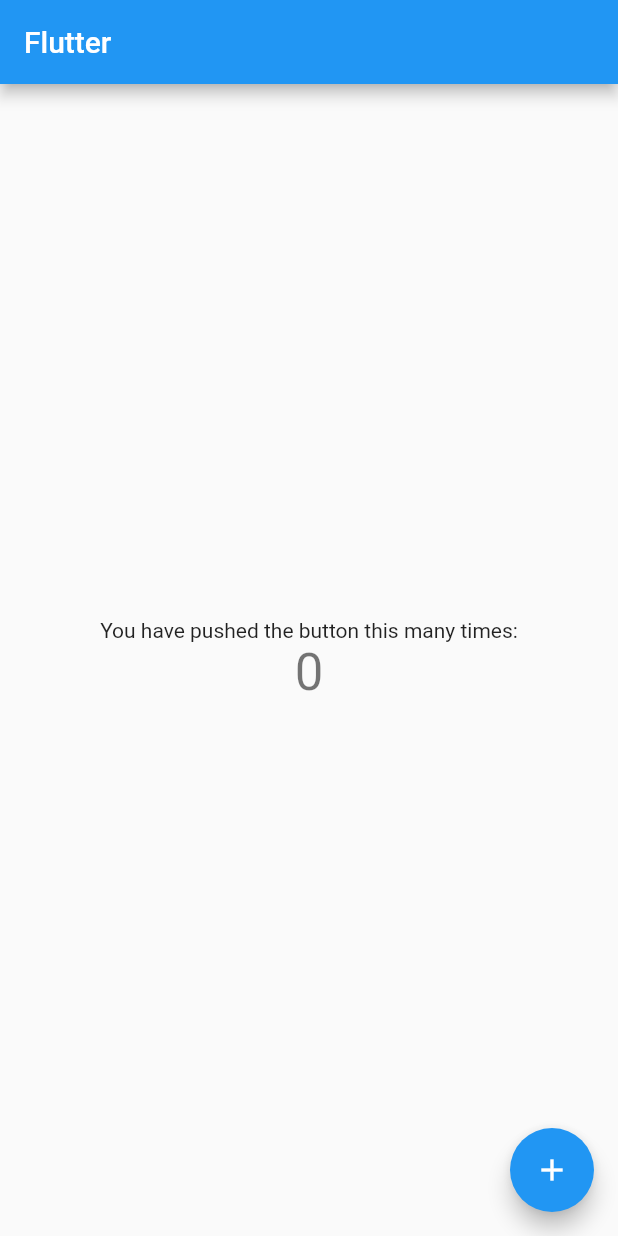
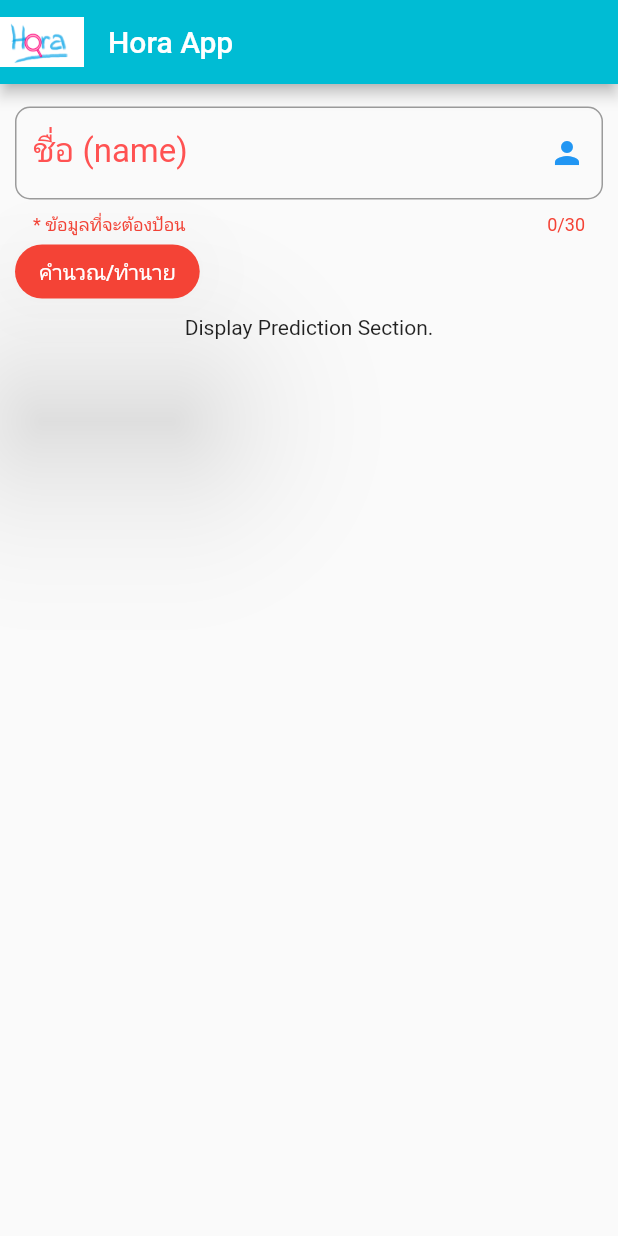
Before and after one commit to pawinee25/flutter_app, a Flutter app: the screen it shows after launch, on a phone screen of 412 x 824 dp. Run offline on Flutter 3.47's test engine with Material 2 defaults, Android fonts, the phone set to English and light mode, and no system bars; missing offline and left inert: dart:html.

Commit message:
Initial commit

```diff
--- a/lib/main.dart
+++ b/lib/main.dart
@@ -1,64 +1,101 @@
+import 'dart:html';
+
 import 'package:flutter/material.dart';
 
 void main() => runApp(MyApp());
 
 class MyApp extends StatelessWidget {
+  final String title = "Hora App";
+
   @override
   Widget build(BuildContext context) {
     return MaterialApp(
-      title: 'Flutter Demo',
+      title: "$title",
       debugShowCheckedModeBanner: false,
-      theme: ThemeData(
-        primarySwatch: Colors.blue,
+      home: MyHomePage(
+        title: title,
       ),
-      home: MyHomePage(title: 'Flutter'),
     );
   }
 }
 
 class MyHomePage extends StatefulWidget {
-  MyHomePage({Key key, this.title}) : super(key: key);
+  final String title;
 
-  final String title;
+  MyHomePage({this.title});
 
   @override
   _MyHomePageState createState() => _MyHomePageState();
 }
 
 class _MyHomePageState extends State<MyHomePage> {
-  int _counter = 0;
-
-  void _incrementCounter() {
-    setState(() {
-      _counter++;
-    });
-  }
-
   @override
   Widget build(BuildContext context) {
     return Scaffold(
       appBar: AppBar(
+        leading: Image.asset("assets/hora.png"),
         title: Text(widget.title),
+        backgroundColor: Colors.cyan,
       ),
-      body: Center(
+      body: SingleChildScrollView(
+        scrollDirection: Axis.vertical,
         child: Column(
           mainAxisAlignment: MainAxisAlignment.center,
           children: <Widget>[
-            Text(
-              'You have pushed the button this many times:',
+            _inputFormSection(),
+            _displayPredictionSection(),
+          ],
+        ),
+      ),
+    );
+  }
+
+  _inputFormSection() {
+    return Form(
+      child: Padding(
+        padding:
+            EdgeInsets.only(left: 10.0, top: 15.0, right: 10.0, bottom: 5.0),
+        child: Column(
+          children: <Widget>[
+            TextFormField(
+              decoration: InputDecoration(
+                labelText: "ชื่อ (name)",
+                labelStyle: TextStyle(color: Colors.redAccent, fontSize: 22.0),
+                hintText: "กรุณาป้อนชื่อ",
+                helperText: "* ข้อมูลที่จะต้องป้อน",
+                helperStyle: Theme.of(context)
+                    .textTheme
+                    .caption
+                    .copyWith(color: Colors.red),
+                suffixIcon: Icon(Icons.person, color: Colors.blue),
+                border: OutlineInputBorder(
+                    borderRadius: BorderRadius.circular(10.0)),
+              ),
+              maxLength: 30,
             ),
-            Text(
-              '$_counter',
-              style: Theme.of(context).textTheme.headline4,
+            Container(
+              child: Center(
+                child: Row(
+                  children: <Widget>[
+                    RaisedButton(
+                      child: Text(
+                        "คำนวณ/ทำนาย",
+                        style: TextStyle(color: Colors.white),
+                      ),
+                      color: Colors.red,
+                      elevation: 50,
+                      shape: RoundedRectangleBorder(borderRadius: BorderRadius.all(Radius.circular(20.0))),
+                      onPressed: () {},
+                    )
+                  ],
+                ),
+              ),
             ),
           ],
         ),
       ),
-      floatingActionButton: FloatingActionButton(
-        onPressed: _incrementCounter,
-        tooltip: 'Increment',
-        child: Icon(Icons.add),
-      ),
     );
   }
+
+  _displayPredictionSection() => Text("Display Prediction Section.");
 }
--- a/pubspec.yaml
+++ b/pubspec.yaml
@@ -28,6 +28,7 @@ dependencies:
   # The following adds the Cupertino Icons font to your application.
   # Use with the CupertinoIcons class for iOS style icons.
   cupertino_icons: ^1.0.1
+  auto_size_text: ^2.1.0
 
 dev_dependencies:
   flutter_test:
@@ -40,6 +41,8 @@ dev_dependencies:
 
 # The following section is specific to Flutter.
 flutter:
+  assets:
+    - assets/
 
   # The following line ensures that the Material Icons font is
   # included with your application, so that you can use the icons in
```
Also changed, not shown: assets/hora.png (added), pubspec.lock.
